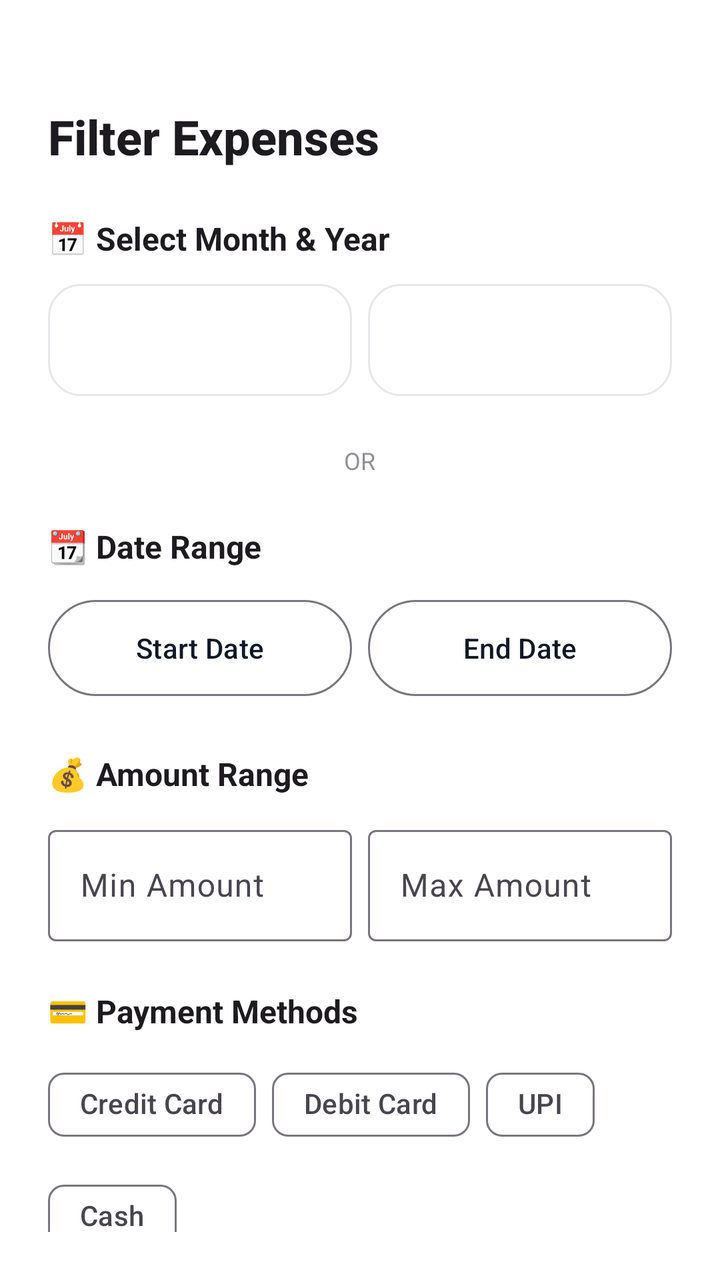
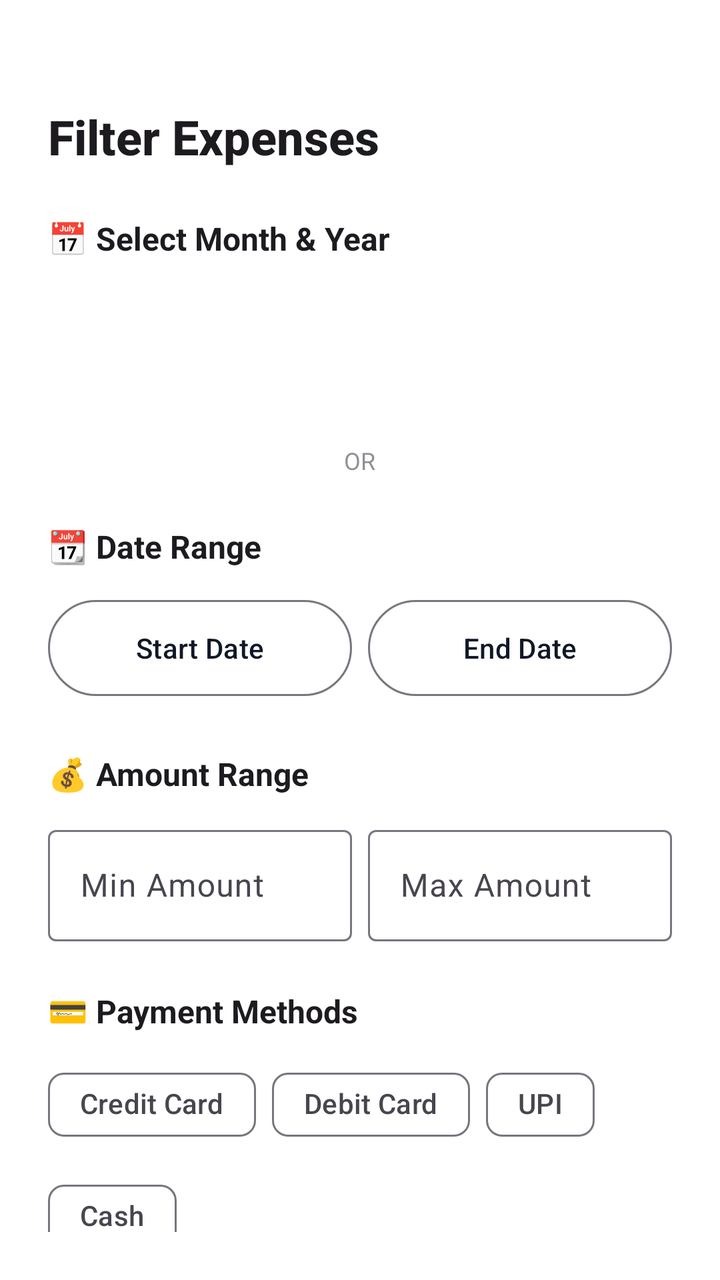

Compare the two renders of this Android layout. The source of the first and the diff that turns it into the second are given below.
<!-- AndroidManifest.xml: application theme Theme.ExpenseTracker.Timeless -->
<!-- res/layout/bottom_sheet_filter.xml -->
<?xml version="1.0" encoding="utf-8"?>
<LinearLayout xmlns:android="http://schemas.android.com/apk/res/android"
    xmlns:app="http://schemas.android.com/apk/res-auto"
    android:layout_width="match_parent"
    android:layout_height="wrap_content"
    android:orientation="vertical"
    android:background="?attr/colorSurface"
    android:padding="24dp">

    
    <View
        android:layout_width="48dp"
        android:layout_height="4dp"
        android:background="?android:textColorSecondary"
        android:alpha="0.3"
        android:layout_gravity="center_horizontal"
        android:layout_marginBottom="24dp" />

    
    <TextView
        android:layout_width="wrap_content"
        android:layout_height="wrap_content"
        android:text="Filter Expenses"
        android:textSize="24sp"
        android:textStyle="bold"
        android:textColor="?android:textColorPrimary"
        android:fontFamily="sans-serif-medium"
        android:layout_marginBottom="24dp" />

    <androidx.core.widget.NestedScrollView
        android:layout_width="match_parent"
        android:layout_height="wrap_content"
        android:maxHeight="500dp">

        <LinearLayout
            android:layout_width="match_parent"
            android:layout_height="wrap_content"
            android:orientation="vertical">

            
            <TextView
                android:layout_width="wrap_content"
                android:layout_height="wrap_content"
                android:text="📅 Select Month &amp; Year"
                android:textSize="16sp"
                android:textStyle="bold"
                android:textColor="?android:textColorPrimary"
                android:layout_marginBottom="12dp" />

            <LinearLayout
                android:layout_width="match_parent"
                android:layout_height="wrap_content"
                android:orientation="horizontal"
                android:layout_marginBottom="24dp">

                <Spinner
                    android:id="@+id/spinnerMonth"
                    android:layout_width="0dp"
                    android:layout_height="56dp"
                    android:layout_weight="1"
                    android:background="@drawable/bg_premium_card"
                    android:padding="12dp"
                    android:layout_marginEnd="8dp" />

                <Spinner
                    android:id="@+id/spinnerYear"
                    android:layout_width="0dp"
                    android:layout_height="56dp"
                    android:layout_weight="1"
                    android:background="@drawable/bg_premium_card"
                    android:padding="12dp" />

            </LinearLayout>

            
            <LinearLayout
                android:layout_width="match_parent"
                android:layout_height="wrap_content"
                android:orientation="horizontal"
                android:gravity="center_vertical"
                android:layout_marginBottom="24dp">

                <View
                    android:layout_width="0dp"
                    android:layout_height="1dp"
                    android:layout_weight="1"
                    android:background="?android:textColorSecondary"
                    android:alpha="0.2" />

                <TextView
                    android:layout_width="wrap_content"
                    android:layout_height="wrap_content"
                    android:text="  OR  "
                    android:textSize="12sp"
                    android:textColor="?android:textColorSecondary"
                    android:alpha="0.6" />

                <View
                    android:layout_width="0dp"
                    android:layout_height="1dp"
                    android:layout_weight="1"
                    android:background="?android:textColorSecondary"
                    android:alpha="0.2" />

            </LinearLayout>

            
            <TextView
                android:layout_width="wrap_content"
                android:layout_height="wrap_content"
                android:text="📆 Date Range"
                android:textSize="16sp"
                android:textStyle="bold"
                android:textColor="?android:textColorPrimary"
                android:layout_marginBottom="12dp" />

            <LinearLayout
                android:layout_width="match_parent"
                android:layout_height="wrap_content"
                android:orientation="horizontal"
                android:layout_marginBottom="24dp">

                <com.google.android.material.button.MaterialButton
                    android:id="@+id/btnSelectStartDate"
                    android:layout_width="0dp"
                    android:layout_height="56dp"
                    android:layout_weight="1"
                    android:text="Start Date"
                    style="@style/Widget.Material3.Button.OutlinedButton"
                    android:layout_marginEnd="8dp" />

                <com.google.android.material.button.MaterialButton
                    android:id="@+id/btnSelectEndDate"
                    android:layout_width="0dp"
                    android:layout_height="56dp"
                    android:layout_weight="1"
                    android:text="End Date"
                    style="@style/Widget.Material3.Button.OutlinedButton" />

            </LinearLayout>

            
            <TextView
                android:layout_width="wrap_content"
                android:layout_height="wrap_content"
                android:text="💰 Amount Range"
                android:textSize="16sp"
                android:textStyle="bold"
                android:textColor="?android:textColorPrimary"
                android:layout_marginBottom="12dp" />

            <LinearLayout
                android:layout_width="match_parent"
                android:layout_height="wrap_content"
                android:orientation="horizontal"
                android:layout_marginBottom="24dp">

                <com.google.android.material.textfield.TextInputLayout
                    android:layout_width="0dp"
                    android:layout_height="wrap_content"
                    android:layout_weight="1"
                    android:hint="Min Amount"
                    style="@style/Widget.Material3.TextInputLayout.OutlinedBox"
                    android:layout_marginEnd="8dp">

                    <com.google.android.material.textfield.TextInputEditText
                        android:id="@+id/etMinAmount"
                        android:layout_width="match_parent"
                        android:layout_height="wrap_content"
                        android:inputType="numberDecimal" />

                </com.google.android.material.textfield.TextInputLayout>

                <com.google.android.material.textfield.TextInputLayout
                    android:layout_width="0dp"
                    android:layout_height="wrap_content"
                    android:layout_weight="1"
                    android:hint="Max Amount"
                    style="@style/Widget.Material3.TextInputLayout.OutlinedBox">

                    <com.google.android.material.textfield.TextInputEditText
                        android:id="@+id/etMaxAmount"
                        android:layout_width="match_parent"
                        android:layout_height="wrap_content"
                        android:inputType="numberDecimal" />

                </com.google.android.material.textfield.TextInputLayout>

            </LinearLayout>

            
            <TextView
                android:layout_width="wrap_content"
                android:layout_height="wrap_content"
                android:text="💳 Payment Methods"
                android:textSize="16sp"
                android:textStyle="bold"
                android:textColor="?android:textColorPrimary"
                android:layout_marginBottom="12dp" />

            <com.google.android.material.chip.ChipGroup
                android:layout_width="match_parent"
                android:layout_height="wrap_content"
                android:layout_marginBottom="24dp">

                <com.google.android.material.chip.Chip
                    android:id="@+id/cbCreditCard"
                    android:layout_width="wrap_content"
                    android:layout_height="wrap_content"
                    android:text="Credit Card"
                    style="@style/Widget.Material3.Chip.Filter" />

                <com.google.android.material.chip.Chip
                    android:id="@+id/cbDebitCard"
                    android:layout_width="wrap_content"
                    android:layout_height="wrap_content"
                    android:text="Debit Card"
                    style="@style/Widget.Material3.Chip.Filter" />

                <com.google.android.material.chip.Chip
                    android:id="@+id/cbUpi"
                    android:layout_width="wrap_content"
                    android:layout_height="wrap_content"
                    android:text="UPI"
                    style="@style/Widget.Material3.Chip.Filter" />

                <com.google.android.material.chip.Chip
                    android:id="@+id/cbCash"
                    android:layout_width="wrap_content"
                    android:layout_height="wrap_content"
                    android:text="Cash"
                    style="@style/Widget.Material3.Chip.Filter" />

            </com.google.android.material.chip.ChipGroup>

            
            <TextView
                android:layout_width="wrap_content"
                android:layout_height="wrap_content"
                android:text="🏷️ Categories"
                android:textSize="16sp"
                android:textStyle="bold"
                android:textColor="?android:textColorPrimary"
                android:layout_marginBottom="12dp" />

            <LinearLayout
                android:id="@+id/layoutCategories"
                android:layout_width="match_parent"
                android:layout_height="wrap_content"
                android:orientation="vertical"
                android:layout_marginBottom="24dp" />

            
            <LinearLayout
                android:layout_width="match_parent"
                android:layout_height="wrap_content"
                android:orientation="horizontal"
                android:gravity="end"
                android:layout_marginTop="16dp">

                <com.google.android.material.button.MaterialButton
                    android:id="@+id/btnClearFilters"
                    android:layout_width="wrap_content"
                    android:layout_height="56dp"
                    android:text="Clear All"
                    style="@style/Widget.Material3.Button.TextButton"
                    android:layout_marginEnd="12dp" />

                <com.google.android.material.button.MaterialButton
                    android:id="@+id/btnApplyFilter"
                    android:layout_width="wrap_content"
                    android:layout_height="56dp"
                    android:text="Apply Filters"
                    android:paddingStart="32dp"
                    android:paddingEnd="32dp"
                    style="@style/PremiumButton" />

            </LinearLayout>

        </LinearLayout>

    </androidx.core.widget.NestedScrollView>

</LinearLayout>
<!-- resources referenced by this layout -->
<resources>
  <!-- drawable bg_premium_card (drawable) -->
  <?xml version="1.0" encoding="utf-8"?>
  <shape xmlns:android="http://schemas.android.com/apk/res/android">
      <solid android:color="@color/light_card" />
      <corners android:radius="16dp" />
      <stroke android:width="1dp" android:color="@color/light_divider" />
  </shape>
  <style name="PremiumButton" parent="Widget.Material3.Button">
          <item name="cornerRadius">8dp</item>
          <item name="android:textSize">16sp</item>
          <item name="android:fontFamily">sans-serif-medium</item>
          <item name="android:letterSpacing">0.01</item>
          <item name="android:paddingTop">14dp</item>
          <item name="android:paddingBottom">14dp</item>
          <item name="backgroundTint">@color/navy_primary</item>
      </style>
  <style name="Theme.ExpenseTracker.Timeless" parent="Theme.Material3.Light.NoActionBar">
          <item name="colorPrimary">@color/timeless_charcoal</item>
          <item name="colorOnPrimary">@color/timeless_white</item>
          <item name="colorSecondary">@color/timeless_gold</item>
          <item name="colorOnSecondary">@color/timeless_white</item>
          <item name="android:colorBackground">@color/timeless_white</item>
          <item name="colorSurface">@color/timeless_white</item>
          <item name="colorOnSurface">@color/timeless_text_primary</item>
          
          
          <item name="android:statusBarColor">@color/timeless_white</item>
          <item name="android:windowLightStatusBar">true</item>
          
          
          <item name="android:navigationBarColor">@color/timeless_white</item>
          <item name="android:windowLightNavigationBar">true</item>
      </style>
  <color name="light_card">#FFFFFF</color>
  <color name="light_divider">#E5E7EB</color>
  <color name="navy_primary">#1E3A8A</color>
  <color name="timeless_charcoal">#111827</color>
  <color name="timeless_white">#FFFFFF</color>
  <color name="timeless_gold">#14B8A6</color>
  <color name="timeless_text_primary">#111827</color>
</resources>

<!-- the commit's change to res/layout/bottom_sheet_filter.xml (unified diff, before → after) -->
@@ -59,6 +59,7 @@
                     android:layout_height="56dp"
                     android:layout_weight="1"
                     android:background="@drawable/bg_premium_card"
+                    android:backgroundTint="@android:color/transparent"
                     android:padding="12dp"
                     android:layout_marginEnd="8dp" />
 
@@ -68,6 +69,7 @@
                     android:layout_height="56dp"
                     android:layout_weight="1"
                     android:background="@drawable/bg_premium_card"
+                    android:backgroundTint="@android:color/transparent"
                     android:padding="12dp" />
 
             </LinearLayout>
<!-- resource entries referenced after the edit -->
@@ -3,9 +3,9 @@
   <!-- drawable bg_premium_card (drawable) -->
   <?xml version="1.0" encoding="utf-8"?>
   <shape xmlns:android="http://schemas.android.com/apk/res/android">
-      <solid android:color="@color/light_card" />
-      <corners android:radius="16dp" />
-      <stroke android:width="1dp" android:color="@color/light_divider" />
+      <solid android:color="#FFFFFF" />
+      <corners android:radius="12dp" />
+      <stroke android:width="2dp" android:color="#D1D5DB" />
   </shape>
   <style name="PremiumButton" parent="Widget.Material3.Button">
           <item name="cornerRadius">8dp</item>
@@ -33,8 +33,6 @@
           <item name="android:navigationBarColor">@color/timeless_white</item>
           <item name="android:windowLightNavigationBar">true</item>
       </style>
-  <color name="light_card">#FFFFFF</color>
-  <color name="light_divider">#E5E7EB</color>
   <color name="navy_primary">#1E3A8A</color>
   <color name="timeless_charcoal">#111827</color>
   <color name="timeless_white">#FFFFFF</color>
